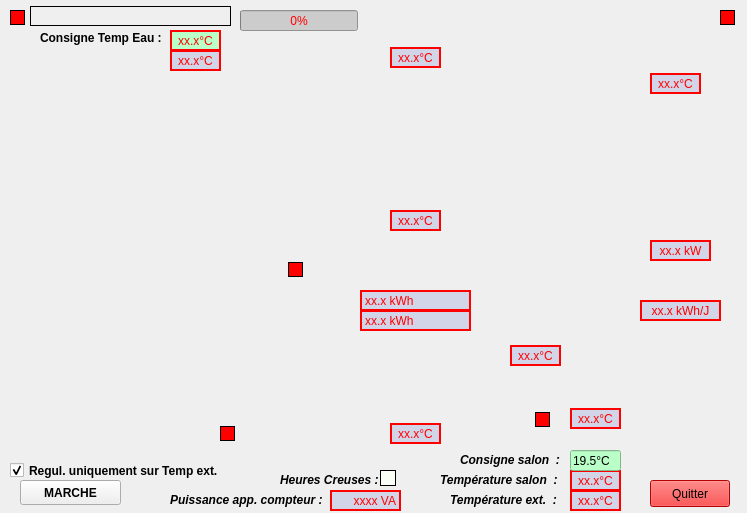
Above: ProjetNewChauffe.ui from pchirouze/SCADA_Solaire before the change. Below: the same form after it.
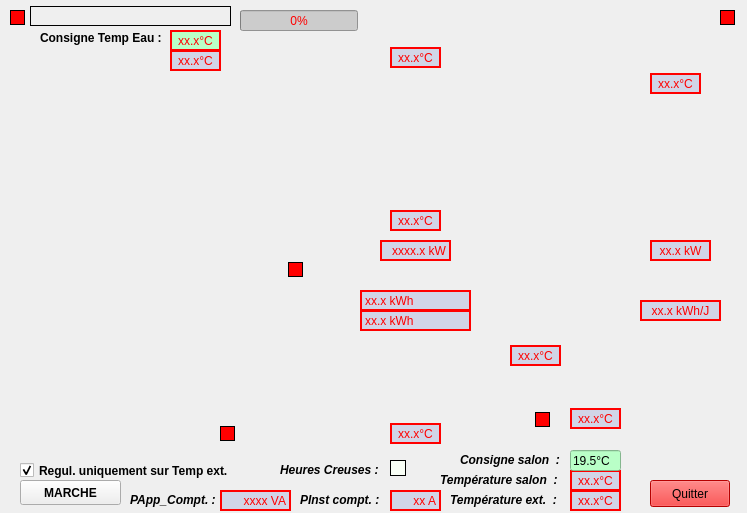
That is the form after the change. Icons and pictures are not drawn.

Commit message: Amelioration graphique et donnée affichés

```diff
--- a/ProjetNewChauffe.ui
+++ b/ProjetNewChauffe.ui
@@ -663,7 +663,7 @@
   <widget class="QCheckBox" name="checkBox_Mode_Regul">
    <property name="geometry">
     <rect>
-     <x>10</x>
+     <x>20</x>
      <y>460</y>
      <width>241</width>
      <height>21</height>
@@ -685,7 +685,7 @@
   <widget class="QLabel" name="display_PA_compteurEDF">
    <property name="geometry">
     <rect>
-     <x>330</x>
+     <x>220</x>
      <y>490</y>
      <width>71</width>
      <height>21</height>
@@ -708,9 +708,9 @@
   <widget class="QLabel" name="label_Consigne_2">
    <property name="geometry">
     <rect>
-     <x>170</x>
+     <x>130</x>
      <y>490</y>
-     <width>161</width>
+     <width>91</width>
      <height>20</height>
     </rect>
    </property>
@@ -725,7 +725,7 @@
     <string notr="true"/>
    </property>
    <property name="text">
-    <string>Puissance app. compteur :</string>
+    <string>PApp_Compt. :</string>
    </property>
    <property name="textFormat">
     <enum>Qt::AutoText</enum>
@@ -737,8 +737,8 @@
   <widget class="QLabel" name="Led_HeuresCreuses">
    <property name="geometry">
     <rect>
-     <x>380</x>
-     <y>470</y>
+     <x>390</x>
+     <y>460</y>
      <width>16</width>
      <height>16</height>
     </rect>
@@ -766,7 +766,7 @@
    <property name="geometry">
     <rect>
      <x>280</x>
-     <y>470</y>
+     <y>460</y>
      <width>101</width>
      <height>20</height>
     </rect>
@@ -814,6 +814,81 @@
     <set>Qt::AlignLeading|Qt::AlignLeft|Qt::AlignVCenter</set>
    </property>
   </widget>
+  <widget class="QLabel" name="display_P_Chauffe">
+   <property name="geometry">
+    <rect>
+     <x>380</x>
+     <y>240</y>
+     <width>71</width>
+     <height>21</height>
+    </rect>
+   </property>
+   <property name="styleSheet">
+    <string notr="true">color: rgb(255, 0, 0);
+background-color: rgb(209, 213, 231);</string>
+   </property>
+   <property name="frameShape">
+    <enum>QFrame::WinPanel</enum>
+   </property>
+   <property name="text">
+    <string>xxxx.x kW</string>
+   </property>
+   <property name="alignment">
+    <set>Qt::AlignRight|Qt::AlignTrailing|Qt::AlignVCenter</set>
+   </property>
+  </widget>
+  <widget class="QLabel" name="label_Consigne_4">
+   <property name="geometry">
+    <rect>
+     <x>300</x>
+     <y>490</y>
+     <width>91</width>
+     <height>20</height>
+    </rect>
+   </property>
+   <property name="font">
+    <font>
+     <weight>75</weight>
+     <italic>true</italic>
+     <bold>true</bold>
+    </font>
+   </property>
+   <property name="styleSheet">
+    <string notr="true"/>
+   </property>
+   <property name="text">
+    <string>PInst compt. :</string>
+   </property>
+   <property name="textFormat">
+    <enum>Qt::AutoText</enum>
+   </property>
+   <property name="scaledContents">
+    <bool>true</bool>
+   </property>
+  </widget>
+  <widget class="QLabel" name="display_I_Inst">
+   <property name="geometry">
+    <rect>
+     <x>390</x>
+     <y>490</y>
+     <width>51</width>
+     <height>21</height>
+    </rect>
+   </property>
+   <property name="styleSheet">
+    <string notr="true">color: rgb(255, 0, 0);
+background-color: rgb(209, 213, 231);</string>
+   </property>
+   <property name="frameShape">
+    <enum>QFrame::WinPanel</enum>
+   </property>
+   <property name="text">
+    <string>xx A</string>
+   </property>
+   <property name="alignment">
+    <set>Qt::AlignRight|Qt::AlignTrailing|Qt::AlignVCenter</set>
+   </property>
+  </widget>
   <zorder>label_synoptique</zorder>
   <zorder>label_T_ext</zorder>
   <zorder>label_T_salon</zorder>
```
Left out of the diff: 7 changed lines with no effect on the pictures. The commit also changes 2 other files.
